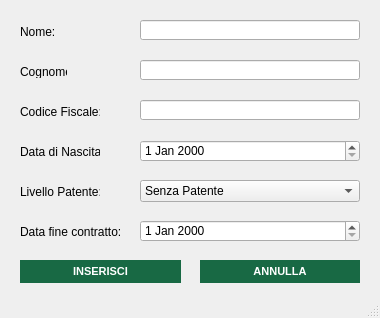
First picture: the form in src/main/gui/inserimento_operatore.ui, repository OT-Rax/AnconAmbiente, before the edit.
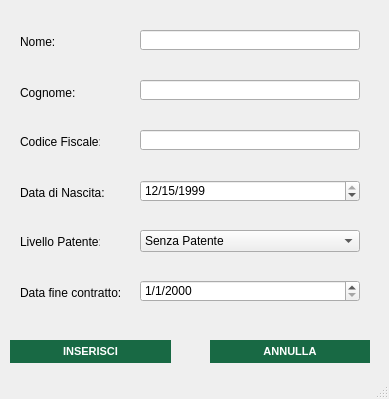
Second picture: the form after the edit. Icons and pictures are not drawn.

Commit message: started validation fixed ui

What changed in the file:
```diff
--- a/src/main/gui/inserimento_operatore.ui
+++ b/src/main/gui/inserimento_operatore.ui
@@ -6,8 +6,8 @@
    <rect>
     <x>0</x>
     <y>0</y>
-    <width>380</width>
-    <height>318</height>
+    <width>389</width>
+    <height>399</height>
    </rect>
   </property>
   <property name="windowTitle">
@@ -22,7 +22,7 @@
     <property name="geometry">
      <rect>
       <x>20</x>
-      <y>25</y>
+      <y>35</y>
       <width>47</width>
       <height>13</height>
      </rect>
@@ -35,9 +35,9 @@
     <property name="geometry">
      <rect>
       <x>20</x>
-      <y>65</y>
-      <width>47</width>
-      <height>13</height>
+      <y>85</y>
+      <width>61</width>
+      <height>16</height>
      </rect>
     </property>
     <property name="text">
@@ -48,7 +48,7 @@
     <property name="geometry">
      <rect>
       <x>20</x>
-      <y>185</y>
+      <y>235</y>
       <width>80</width>
       <height>13</height>
      </rect>
@@ -61,9 +61,9 @@
     <property name="geometry">
      <rect>
       <x>20</x>
-      <y>225</y>
-      <width>100</width>
-      <height>13</height>
+      <y>285</y>
+      <width>111</width>
+      <height>16</height>
      </rect>
     </property>
     <property name="text">
@@ -74,9 +74,9 @@
     <property name="geometry">
      <rect>
       <x>20</x>
-      <y>145</y>
-      <width>80</width>
-      <height>13</height>
+      <y>185</y>
+      <width>91</width>
+      <height>16</height>
      </rect>
     </property>
     <property name="text">
@@ -87,7 +87,7 @@
     <property name="geometry">
      <rect>
       <x>20</x>
-      <y>105</y>
+      <y>135</y>
       <width>80</width>
       <height>13</height>
      </rect>
@@ -100,7 +100,7 @@
     <property name="geometry">
      <rect>
       <x>140</x>
-      <y>20</y>
+      <y>30</y>
       <width>220</width>
       <height>20</height>
      </rect>
@@ -110,7 +110,7 @@
     <property name="geometry">
      <rect>
       <x>140</x>
-      <y>60</y>
+      <y>80</y>
       <width>220</width>
       <height>20</height>
      </rect>
@@ -120,7 +120,7 @@
     <property name="geometry">
      <rect>
       <x>140</x>
-      <y>100</y>
+      <y>130</y>
       <width>220</width>
       <height>20</height>
      </rect>
@@ -130,27 +130,40 @@
     <property name="geometry">
      <rect>
       <x>140</x>
-      <y>140</y>
+      <y>180</y>
       <width>220</width>
       <height>22</height>
      </rect>
     </property>
+    <property name="displayFormat">
+     <string>M/d/yyyy</string>
+    </property>
+    <property name="date">
+     <date>
+      <year>1999</year>
+      <month>12</month>
+      <day>15</day>
+     </date>
+    </property>
    </widget>
    <widget class="QDateEdit" name="finecontratto_datepicker">
     <property name="geometry">
      <rect>
       <x>140</x>
-      <y>220</y>
+      <y>280</y>
       <width>220</width>
       <height>22</height>
      </rect>
     </property>
+    <property name="displayFormat">
+     <string>M/d/yyyy</string>
+    </property>
    </widget>
    <widget class="QComboBox" name="patente_combo">
     <property name="geometry">
      <rect>
       <x>140</x>
-      <y>180</y>
+      <y>230</y>
       <width>220</width>
       <height>22</height>
      </rect>
@@ -189,8 +202,8 @@
    <widget class="QPushButton" name="inserisci_button">
     <property name="geometry">
      <rect>
-      <x>20</x>
-      <y>260</y>
+      <x>10</x>
+      <y>340</y>
       <width>161</width>
       <height>23</height>
      </rect>
@@ -219,8 +232,8 @@
    <widget class="QPushButton" name="annulla_button">
     <property name="geometry">
      <rect>
-      <x>200</x>
-      <y>260</y>
+      <x>210</x>
+      <y>340</y>
       <width>160</width>
       <height>23</height>
      </rect>
@@ -246,6 +259,630 @@
      <string>ANNULLA</string>
     </property>
    </widget>
+   <widget class="QLabel" name="nome_error">
+    <property name="geometry">
+     <rect>
+      <x>140</x>
+      <y>10</y>
+      <width>235</width>
+      <height>17</height>
+     </rect>
+    </property>
+    <property name="palette">
+     <palette>
+      <active>
+       <colorrole role="WindowText">
+        <brush brushstyle="SolidPattern">
+         <color alpha="255">
+          <red>255</red>
+          <green>0</green>
+          <blue>0</blue>
+         </color>
+        </brush>
+       </colorrole>
+       <colorrole role="Text">
+        <brush brushstyle="SolidPattern">
+         <color alpha="255">
+          <red>255</red>
+          <green>0</green>
+          <blue>0</blue>
+         </color>
+        </brush>
+       </colorrole>
+       <colorrole role="PlaceholderText">
+        <brush brushstyle="SolidPattern">
+         <color alpha="128">
+          <red>255</red>
+          <green>0</green>
+          <blue>0</blue>
+         </color>
+        </brush>
+       </colorrole>
+      </active>
+      <inactive>
+       <colorrole role="WindowText">
+        <brush brushstyle="SolidPattern">
+         <color alpha="255">
+          <red>255</red>
+          <green>0</green>
+          <blue>0</blue>
+         </color>
+        </brush>
+       </colorrole>
+       <colorrole role="Text">
+        <brush brushstyle="SolidPattern">
+         <color alpha="255">
+          <red>255</red>
+          <green>0</green>
+          <blue>0</blue>
+         </color>
+        </brush>
+       </colorrole>
+       <colorrole role="PlaceholderText">
+        <brush brushstyle="SolidPattern">
+         <color alpha="128">
+          <red>255</red>
+          <green>0</green>
+          <blue>0</blue>
+         </color>
+        </brush>
+       </colorrole>
+      </inactive>
+      <disabled>
+       <colorrole role="WindowText">
+        <brush brushstyle="SolidPattern">
+         <color alpha="255">
+          <red>190</red>
+          <green>190</green>
+          <blue>190</blue>
+         </color>
+        </brush>
+       </colorrole>
+       <colorrole role="Text">
+        <brush brushstyle="SolidPattern">
+         <color alpha="255">
+          <red>190</red>
+          <green>190</green>
+          <blue>190</blue>
+         </color>
+        </brush>
+       </colorrole>
+       <colorrole role="PlaceholderText">
+        <brush brushstyle="SolidPattern">
+         <color alpha="128">
+          <red>0</red>
+          <green>0</green>
+          <blue>0</blue>
+         </color>
+        </brush>
+       </colorrole>
+      </disabled>
+     </palette>
+    </property>
+    <property name="text">
+     <string/>
+    </property>
+   </widget>
+   <widget class="QLabel" name="cognome_error">
+    <property name="geometry">
+     <rect>
+      <x>140</x>
+      <y>60</y>
+      <width>235</width>
+      <height>17</height>
+     </rect>
+    </property>
+    <property name="palette">
+     <palette>
+      <active>
+       <colorrole role="WindowText">
+        <brush brushstyle="SolidPattern">
+         <color alpha="255">
+          <red>255</red>
+          <green>0</green>
+          <blue>0</blue>
+         </color>
+        </brush>
+       </colorrole>
+       <colorrole role="Text">
+        <brush brushstyle="SolidPattern">
+         <color alpha="255">
+          <red>255</red>
+          <green>0</green>
+          <blue>0</blue>
+         </color>
+        </brush>
+       </colorrole>
+       <colorrole role="PlaceholderText">
+        <brush brushstyle="SolidPattern">
+         <color alpha="128">
+          <red>255</red>
+          <green>0</green>
+          <blue>0</blue>
+         </color>
+        </brush>
+       </colorrole>
+      </active>
+      <inactive>
+       <colorrole role="WindowText">
+        <brush brushstyle="SolidPattern">
+         <color alpha="255">
+          <red>255</red>
+          <green>0</green>
+          <blue>0</blue>
+         </color>
+        </brush>
+       </colorrole>
+       <colorrole role="Text">
+        <brush brushstyle="SolidPattern">
+         <color alpha="255">
+          <red>255</red>
+          <green>0</green>
+          <blue>0</blue>
+         </color>
+        </brush>
+       </colorrole>
+       <colorrole role="PlaceholderText">
+        <brush brushstyle="SolidPattern">
+         <color alpha="128">
+          <red>255</red>
+          <green>0</green>
+          <blue>0</blue>
+         </color>
+        </brush>
+       </colorrole>
+      </inactive>
+      <disabled>
+       <colorrole role="WindowText">
+        <brush brushstyle="SolidPattern">
+         <color alpha="255">
+          <red>190</red>
+          <green>190</green>
+          <blue>190</blue>
+         </color>
+        </brush>
+       </colorrole>
+       <colorrole role="Text">
+        <brush brushstyle="SolidPattern">
+         <color alpha="255">
+          <red>190</red>
+          <green>190</green>
+          <blue>190</blue>
+         </color>
+        </brush>
+       </colorrole>
+       <colorrole role="PlaceholderText">
+        <brush brushstyle="SolidPattern">
+         <color alpha="128">
+          <red>0</red>
+          <green>0</green>
+          <blue>0</blue>
+         </color>
+        </brush>
+       </colorrole>
+      </disabled>
+     </palette>
+    </property>
+    <property name="text">
+     <string/>
+    </property>
+   </widget>
+   <widget class="QLabel" name="cf_error">
+    <property name="geometry">
+     <rect>
+      <x>140</x>
+      <y>110</y>
+      <width>235</width>
+      <height>17</height>
+     </rect>
+    </property>
+    <property name="palette">
+     <palette>
+      <active>
+       <colorrole role="WindowText">
+        <brush brushstyle="SolidPattern">
+         <color alpha="255">
+          <red>255</red>
+          <green>0</green>
+          <blue>0</blue>
+         </color>
+        </brush>
+       </colorrole>
+       <colorrole role="Text">
+        <brush brushstyle="SolidPattern">
+         <color alpha="255">
+          <red>255</red>
+          <green>0</green>
+          <blue>0</blue>
+         </color>
+        </brush>
+       </colorrole>
+       <colorrole role="PlaceholderText">
+        <brush brushstyle="SolidPattern">
+         <color alpha="128">
+          <red>255</red>
+          <green>0</green>
+          <blue>0</blue>
+         </color>
+        </brush>
+       </colorrole>
+      </active>
+      <inactive>
+       <colorrole role="WindowText">
+        <brush brushstyle="SolidPattern">
+         <color alpha="255">
+          <red>255</red>
+          <green>0</green>
+          <blue>0</blue>
+         </color>
+        </brush>
+       </colorrole>
+       <colorrole role="Text">
+        <brush brushstyle="SolidPattern">
+         <color alpha="255">
+          <red>255</red>
+          <green>0</green>
+          <blue>0</blue>
+         </color>
+        </brush>
+       </colorrole>
+       <colorrole role="PlaceholderText">
+        <brush brushstyle="SolidPattern">
+         <color alpha="128">
+          <red>255</red>
+          <green>0</green>
+          <blue>0</blue>
+         </color>
+        </brush>
+       </colorrole>
+      </inactive>
+      <disabled>
+       <colorrole role="WindowText">
+        <brush brushstyle="SolidPattern">
+         <color alpha="255">
+          <red>190</red>
+          <green>190</green>
+          <blue>190</blue>
+         </color>
+        </brush>
+       </colorrole>
+       <colorrole role="Text">
+        <brush brushstyle="SolidPattern">
+         <color alpha="255">
+          <red>190</red>
+          <green>190</green>
+          <blue>190</blue>
+         </color>
+        </brush>
+       </colorrole>
+       <colorrole role="PlaceholderText">
+        <brush brushstyle="SolidPattern">
+         <color alpha="128">
+          <red>0</red>
+          <green>0</green>
+          <blue>0</blue>
+         </color>
+        </brush>
+       </colorrole>
+      </disabled>
+     </palette>
+    </property>
+    <property name="text">
+     <string/>
+    </property>
+   </widget>
+   <widget class="QLabel" name="datanascita_error">
+    <property name="geometry">
+     <rect>
+      <x>140</x>
+      <y>160</y>
+      <width>235</width>
+      <height>17</height>
+     </rect>
+    </property>
+    <property name="palette">
+     <palette>
+      <active>
+       <colorrole role="WindowText">
+        <brush brushstyle="SolidPattern">
+         <color alpha="255">
+          <red>255</red>
+          <green>0</green>
+          <blue>0</blue>
+         </color>
+        </brush>
+       </colorrole>
+       <colorrole role="Text">
+        <brush brushstyle="SolidPattern">
+         <color alpha="255">
+          <red>255</red>
+          <green>0</green>
+          <blue>0</blue>
+         </color>
+        </brush>
+       </colorrole>
+       <colorrole role="PlaceholderText">
+        <brush brushstyle="SolidPattern">
+         <color alpha="128">
+          <red>255</red>
+          <green>0</green>
+          <blue>0</blue>
+         </color>
+        </brush>
+       </colorrole>
+      </active>
+      <inactive>
+       <colorrole role="WindowText">
+        <brush brushstyle="SolidPattern">
+         <color alpha="255">
+          <red>255</red>
+          <green>0</green>
+          <blue>0</blue>
+         </color>
+        </brush>
+       </colorrole>
+       <colorrole role="Text">
+        <brush brushstyle="SolidPattern">
+         <color alpha="255">
+          <red>255</red>
+          <green>0</green>
+          <blue>0</blue>
+         </color>
+        </brush>
+       </colorrole>
+       <colorrole role="PlaceholderText">
+        <brush brushstyle="SolidPattern">
+         <color alpha="128">
+          <red>255</red>
+          <green>0</green>
+          <blue>0</blue>
+         </color>
+        </brush>
+       </colorrole>
+      </inactive>
+      <disabled>
+       <colorrole role="WindowText">
+        <brush brushstyle="SolidPattern">
+         <color alpha="255">
+          <red>190</red>
+          <green>190</green>
+          <blue>190</blue>
+         </color>
+        </brush>
+       </colorrole>
+       <colorrole role="Text">
+        <brush brushstyle="SolidPattern">
+         <color alpha="255">
+          <red>190</red>
+          <green>190</green>
+          <blue>190</blue>
+         </color>
+        </brush>
+       </colorrole>
+       <colorrole role="PlaceholderText">
+        <brush brushstyle="SolidPattern">
+         <color alpha="128">
+          <red>0</red>
+          <green>0</green>
+          <blue>0</blue>
+         </color>
+        </brush>
+       </colorrole>
+      </disabled>
+     </palette>
+    </property>
+    <property name="text">
+     <string/>
+    </property>
+   </widget>
+   <widget class="QLabel" name="patente_error">
+    <property name="geometry">
+     <rect>
+      <x>140</x>
+      <y>210</y>
+      <width>235</width>
+      <height>17</height>
+     </rect>
+    </property>
+    <property name="palette">
+     <palette>
+      <active>
+       <colorrole role="WindowText">
+        <brush brushstyle="SolidPattern">
+         <color alpha="255">
+          <red>255</red>
+          <green>0</green>
+          <blue>0</blue>
+         </color>
+        </brush>
+       </colorrole>
+       <colorrole role="Text">
+        <brush brushstyle="SolidPattern">
+         <color alpha="255">
+          <red>255</red>
+          <green>0</green>
+          <blue>0</blue>
+         </color>
+        </brush>
+       </colorrole>
+       <colorrole role="PlaceholderText">
+        <brush brushstyle="SolidPattern">
+         <color alpha="128">
+          <red>255</red>
+          <green>0</green>
+          <blue>0</blue>
+         </color>
+        </brush>
+       </colorrole>
+      </active>
+      <inactive>
+       <colorrole role="WindowText">
+        <brush brushstyle="SolidPattern">
+         <color alpha="255">
+          <red>255</red>
+          <green>0</green>
+          <blue>0</blue>
+         </color>
+        </brush>
+       </colorrole>
+       <colorrole role="Text">
+        <brush brushstyle="SolidPattern">
+         <color alpha="255">
+          <red>255</red>
+          <green>0</green>
+          <blue>0</blue>
+         </color>
+        </brush>
+       </colorrole>
+       <colorrole role="PlaceholderText">
+        <brush brushstyle="SolidPattern">
+         <color alpha="128">
+          <red>255</red>
+          <green>0</green>
+          <blue>0</blue>
+         </color>
+        </brush>
+       </colorrole>
+      </inactive>
+      <disabled>
+       <colorrole role="WindowText">
+        <brush brushstyle="SolidPattern">
+         <color alpha="255">
+          <red>190</red>
+          <green>190</green>
+          <blue>190</blue>
+         </color>
+        </brush>
+       </colorrole>
+       <colorrole role="Text">
+        <brush brushstyle="SolidPattern">
+         <color alpha="255">
+          <red>190</red>
+          <green>190</green>
+          <blue>190</blue>
+         </color>
+        </brush>
+       </colorrole>
+       <colorrole role="PlaceholderText">
+        <brush brushstyle="SolidPattern">
+         <color alpha="128">
+          <red>0</red>
+          <green>0</green>
+          <blue>0</blue>
+         </color>
+        </brush>
+       </colorrole>
+      </disabled>
+     </palette>
+    </property>
+    <property name="text">
+     <string/>
+    </property>
+   </widget>
+   <widget class="QLabel" name="datacontratto_error">
+    <property name="geometry">
+     <rect>
+      <x>140</x>
+      <y>260</y>
+      <width>235</width>
+      <height>17</height>
+     </rect>
+    </property>
+    <property name="palette">
+     <palette>
+      <active>
+       <colorrole role="WindowText">
+        <brush brushstyle="SolidPattern">
+         <color alpha="255">
+          <red>255</red>
+          <green>0</green>
+          <blue>0</blue>
+         </color>
+        </brush>
+       </colorrole>
+       <colorrole role="Text">
+        <brush brushstyle="SolidPattern">
+         <color alpha="255">
+          <red>255</red>
+          <green>0</green>
+          <blue>0</blue>
+         </color>
+        </brush>
+       </colorrole>
+       <colorrole role="PlaceholderText">
+        <brush brushstyle="SolidPattern">
+         <color alpha="128">
+          <red>255</red>
+          <green>0</green>
+          <blue>0</blue>
+         </color>
+        </brush>
+       </colorrole>
+      </active>
+      <inactive>
+       <colorrole role="WindowText">
+        <brush brushstyle="SolidPattern">
+         <color alpha="255">
+          <red>255</red>
+          <green>0</green>
+          <blue>0</blue>
+         </color>
+        </brush>
+       </colorrole>
+       <colorrole role="Text">
+        <brush brushstyle="SolidPattern">
+         <color alpha="255">
+          <red>255</red>
+          <green>0</green>
+          <blue>0</blue>
+         </color>
+        </brush>
+       </colorrole>
+       <colorrole role="PlaceholderText">
+        <brush brushstyle="SolidPattern">
+         <color alpha="128">
+          <red>255</red>
+          <green>0</green>
+          <blue>0</blue>
+         </color>
+        </brush>
+       </colorrole>
+      </inactive>
+      <disabled>
+       <colorrole role="WindowText">
+        <brush brushstyle="SolidPattern">
+         <color alpha="255">
+          <red>190</red>
+          <green>190</green>
+          <blue>190</blue>
+         </color>
+        </brush>
+       </colorrole>
+       <colorrole role="Text">
+        <brush brushstyle="SolidPattern">
+         <color alpha="255">
+          <red>190</red>
+          <green>190</green>
+          <blue>190</blue>
+         </color>
+        </brush>
+       </colorrole>
+       <colorrole role="PlaceholderText">
+        <brush brushstyle="SolidPattern">
+         <color alpha="128">
+          <red>0</red>
+          <green>0</green>
+          <blue>0</blue>
+         </color>
+        </brush>
+       </colorrole>
+      </disabled>
+     </palette>
+    </property>
+    <property name="text">
+     <string/>
+    </property>
+   </widget>
   </widget>
   <widget class="QStatusBar" name="statusbar"/>
  </widget>
```
The commit also changes 6 other files.
